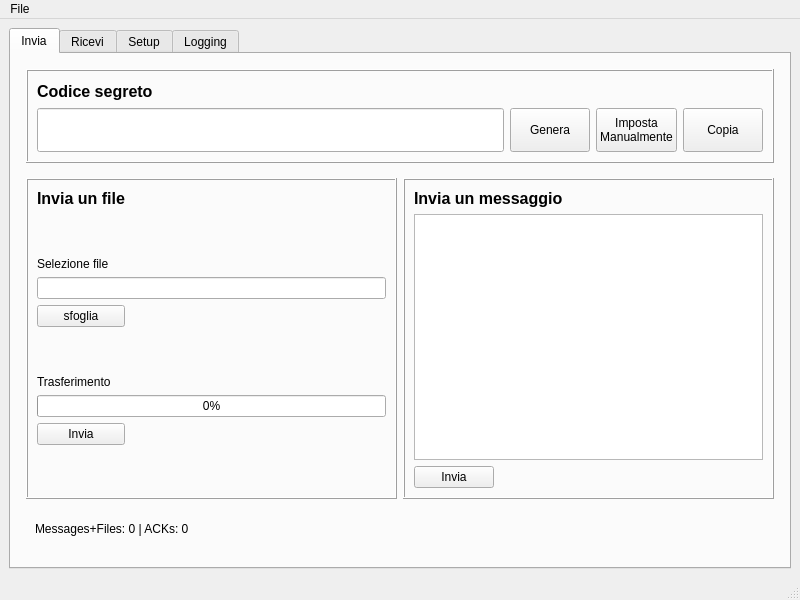
This is mainwindow.ui in agentOfChaos/WormholeGui as Qt 5 draws it before an edit. The edited form follows.
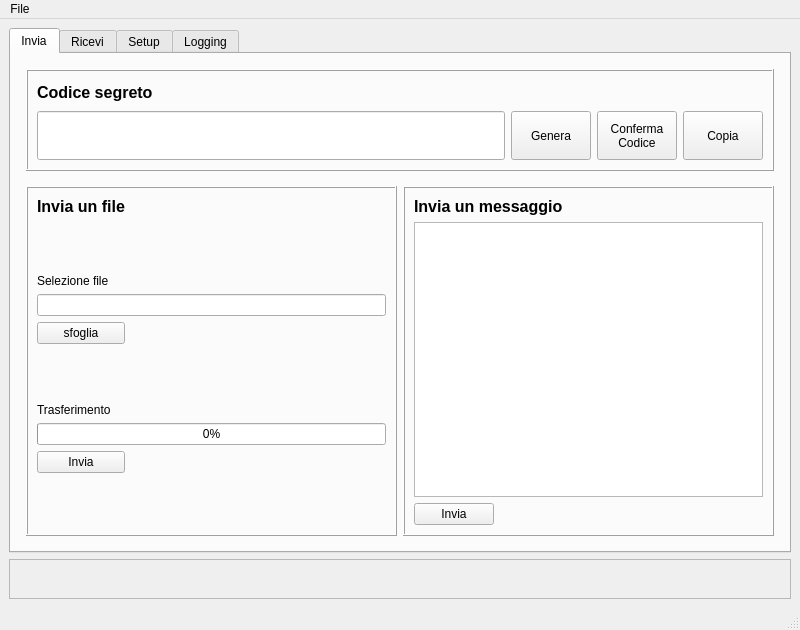
This is the edited form. Icons and pictures are not drawn. Custom widgets are drawn as their Qt base class.

```diff
--- a/mainwindow.ui
+++ b/mainwindow.ui
@@ -7,7 +7,7 @@
     <x>0</x>
     <y>0</y>
     <width>800</width>
-    <height>600</height>
+    <height>630</height>
    </rect>
   </property>
   <property name="windowTitle">
@@ -22,8 +22,8 @@
    </property>
    <layout class="QGridLayout" name="gridLayout_2">
     <item row="0" column="0">
-     <layout class="QGridLayout" name="gridLayout" rowstretch="0" columnstretch="0">
-      <item row="0" column="0">
+     <layout class="QVBoxLayout" name="verticalLayout_3">
+      <item>
        <widget class="QTabWidget" name="tabWidget">
         <property name="tabPosition">
          <enum>QTabWidget::North</enum>
@@ -101,8 +101,8 @@
                    </sizepolicy>
                   </property>
                   <property name="text">
-                   <string>Imposta
-Manualmente</string>
+                   <string>Conferma
+Codice</string>
                   </property>
                  </widget>
                 </item>
@@ -138,6 +138,9 @@
                   <property name="readOnly">
                    <bool>false</bool>
                   </property>
+                  <property name="clearButtonEnabled">
+                   <bool>true</bool>
+                  </property>
                  </widget>
                 </item>
                 <item row="1" column="3">
@@ -377,31 +380,6 @@
                </layout>
               </widget>
              </item>
-             <item>
-              <widget class="QWidget" name="widget_3" native="true">
-               <property name="sizePolicy">
-                <sizepolicy hsizetype="Preferred" vsizetype="Preferred">
-                 <horstretch>0</horstretch>
-                 <verstretch>1</verstretch>
-                </sizepolicy>
-               </property>
-               <layout class="QHBoxLayout" name="horizontalLayout_2">
-                <item>
-                 <widget class="QLabel" name="txtProgressSend">
-                  <property name="sizePolicy">
-                   <sizepolicy hsizetype="Preferred" vsizetype="Preferred">
-                    <horstretch>5</horstretch>
-                    <verstretch>0</verstretch>
-                   </sizepolicy>
-                  </property>
-                  <property name="text">
-                   <string>Messages+Files: 0 | ACKs: 0</string>
-                  </property>
-                 </widget>
-                </item>
-               </layout>
-              </widget>
-             </item>
             </layout>
            </widget>
           </item>
@@ -925,6 +903,112 @@
         </widget>
        </widget>
       </item>
+      <item>
+       <widget class="QFrame" name="frame_7">
+        <property name="sizePolicy">
+         <sizepolicy hsizetype="Preferred" vsizetype="Preferred">
+          <horstretch>0</horstretch>
+          <verstretch>0</verstretch>
+         </sizepolicy>
+        </property>
+        <property name="minimumSize">
+         <size>
+          <width>0</width>
+          <height>0</height>
+         </size>
+        </property>
+        <property name="frameShape">
+         <enum>QFrame::StyledPanel</enum>
+        </property>
+        <property name="frameShadow">
+         <enum>QFrame::Raised</enum>
+        </property>
+        <layout class="QHBoxLayout" name="horizontalLayout_2">
+         <item>
+          <widget class="QLabel" name="lblHasWormhole">
+           <property name="enabled">
+            <bool>true</bool>
+           </property>
+           <property name="toolTip">
+            <string>Wormhole connected</string>
+           </property>
+           <property name="text">
+            <string>&lt;html&gt;&lt;head/&gt;&lt;body&gt;&lt;p&gt;&lt;img src=&quot;:/newPrefix/icons/network-globe.png&quot;/&gt;&lt;/p&gt;&lt;/body&gt;&lt;/html&gt;</string>
+           </property>
+          </widget>
+         </item>
+         <item>
+          <widget class="QLabel" name="lblHasCode">
+           <property name="sizePolicy">
+            <sizepolicy hsizetype="Minimum" vsizetype="Preferred">
+             <horstretch>0</horstretch>
+             <verstretch>0</verstretch>
+            </sizepolicy>
+           </property>
+           <property name="toolTip">
+            <string>Secret code locked</string>
+           </property>
+           <property name="text">
+            <string>&lt;html&gt;&lt;head/&gt;&lt;body&gt;&lt;p&gt;&lt;img src=&quot;:/newPrefix/icons/application-x-octet-stream.png&quot;/&gt;&lt;/p&gt;&lt;/body&gt;&lt;/html&gt;</string>
+           </property>
+          </widget>
+         </item>
+         <item>
+          <widget class="QLabel" name="lblHasWait">
+           <property name="toolTip">
+            <string>Waiting for peer</string>
+           </property>
+           <property name="text">
+            <string>&lt;html&gt;&lt;head/&gt;&lt;body&gt;&lt;p&gt;&lt;img src=&quot;:/newPrefix/icons/hourglass-2.png&quot;/&gt;&lt;/p&gt;&lt;/body&gt;&lt;/html&gt;</string>
+           </property>
+          </widget>
+         </item>
+         <item>
+          <widget class="QLabel" name="lblHasPeer">
+           <property name="toolTip">
+            <string>Peer connected</string>
+           </property>
+           <property name="text">
+            <string>&lt;html&gt;&lt;head/&gt;&lt;body&gt;&lt;p&gt;&lt;img src=&quot;:/newPrefix/icons/user-group-new-2.png&quot;/&gt;&lt;/p&gt;&lt;/body&gt;&lt;/html&gt;</string>
+           </property>
+          </widget>
+         </item>
+         <item>
+          <widget class="QLabel" name="lblHasDownload">
+           <property name="toolTip">
+            <string>Download in progress</string>
+           </property>
+           <property name="text">
+            <string>&lt;html&gt;&lt;head/&gt;&lt;body&gt;&lt;p&gt;&lt;img src=&quot;:/newPrefix/icons/download.png&quot;/&gt;&lt;/p&gt;&lt;/body&gt;&lt;/html&gt;</string>
+           </property>
+          </widget>
+         </item>
+         <item>
+          <widget class="QLabel" name="lblHasUpload">
+           <property name="toolTip">
+            <string>Upload in progress</string>
+           </property>
+           <property name="text">
+            <string>&lt;html&gt;&lt;head/&gt;&lt;body&gt;&lt;p&gt;&lt;img src=&quot;:/newPrefix/icons/mail-send.png&quot;/&gt;&lt;/p&gt;&lt;/body&gt;&lt;/html&gt;</string>
+           </property>
+          </widget>
+         </item>
+         <item>
+          <spacer name="horizontalSpacer_6">
+           <property name="orientation">
+            <enum>Qt::Horizontal</enum>
+           </property>
+           <property name="sizeHint" stdset="0">
+            <size>
+             <width>40</width>
+             <height>20</height>
+            </size>
+           </property>
+          </spacer>
+         </item>
+        </layout>
+       </widget>
+      </item>
      </layout>
     </item>
    </layout>
@@ -965,6 +1049,13 @@
    </property>
   </action>
  </widget>
+ <customwidgets>
+  <customwidget>
+   <class>TabCompleteQLineEdit</class>
+   <extends>QLineEdit</extends>
+   <header>custom_ui.TabCompleteQLineEdit</header>
+  </customwidget>
+ </customwidgets>
  <resources>
   <include location="resources.qrc"/>
  </resources>
```
Left out of the diff: 8 changed lines with no effect on the pictures.
